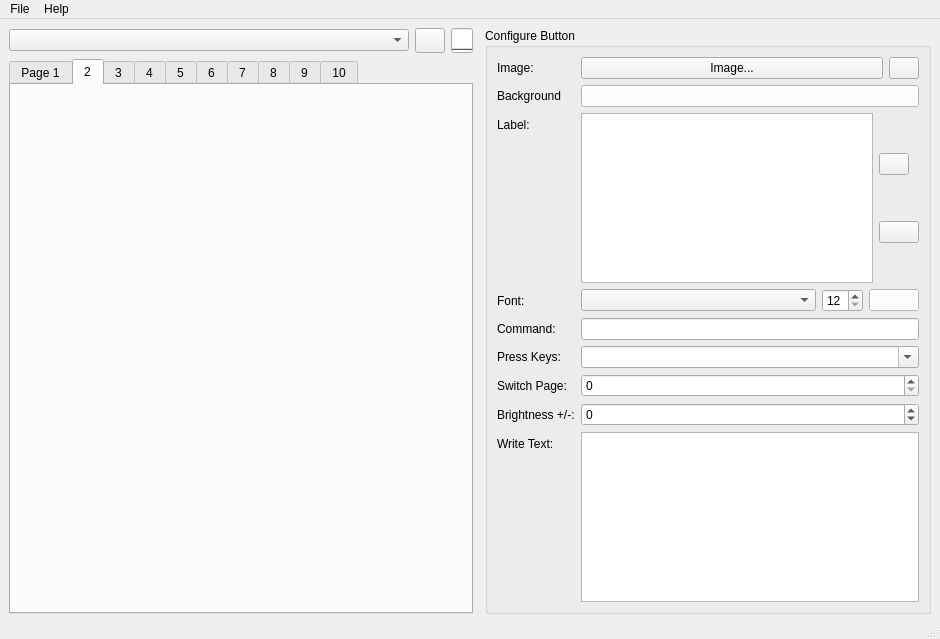
timothycrosley/streamdeck-ui, file streamdeck_ui/main.ui: the form before one commit.
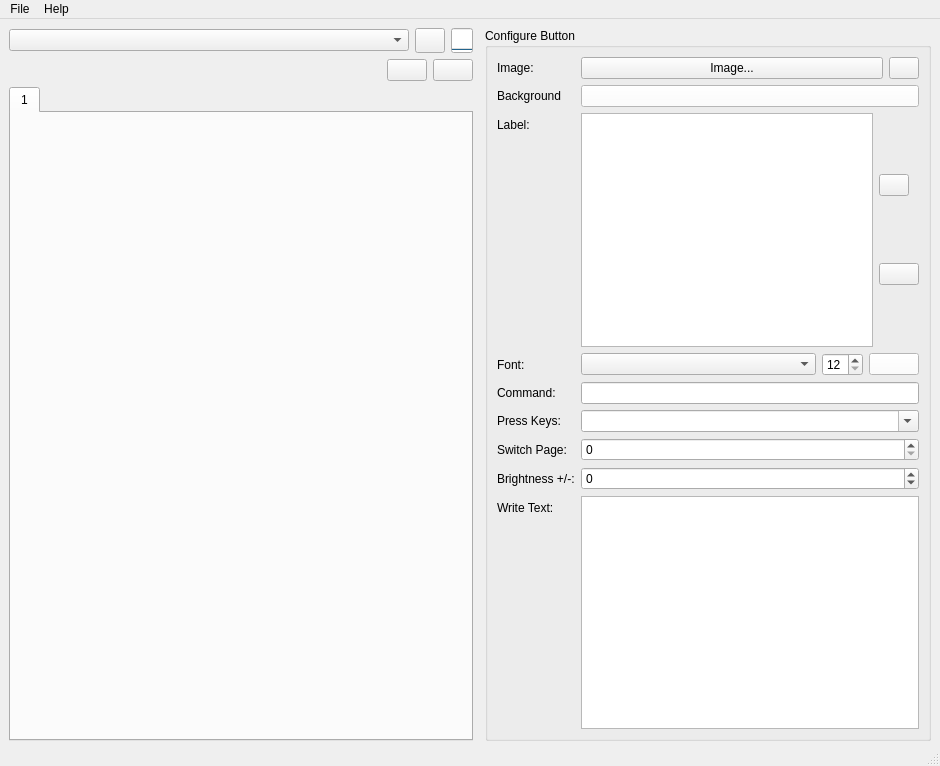
The form after the commit. The open tabs and pages were chosen to show the change. Icons and pictures are not drawn.

Commit message:
feat: Add/Remove pages
remove the hardcoded list of 10 pages
Allow to add new pages to the selected device
Allow to remove the current selected page

```diff
--- a/streamdeck_ui/main.ui
+++ b/streamdeck_ui/main.ui
@@ -7,7 +7,7 @@
     <x>0</x>
     <y>0</y>
     <width>940</width>
-    <height>639</height>
+    <height>766</height>
    </rect>
   </property>
   <property name="windowTitle">
@@ -45,7 +45,7 @@
        <number>0</number>
       </property>
       <item>
-       <layout class="QVBoxLayout" name="left_verticalLayout" stretch="0,1">
+       <layout class="QVBoxLayout" name="left_verticalLayout" stretch="0,0,1">
         <property name="spacing">
          <number>6</number>
         </property>
@@ -138,6 +138,72 @@
           </item>
          </layout>
         </item>
+        <item>
+         <layout class="QHBoxLayout" name="pageActions">
+          <property name="leftMargin">
+           <number>0</number>
+          </property>
+          <property name="topMargin">
+           <number>0</number>
+          </property>
+          <property name="rightMargin">
+           <number>0</number>
+          </property>
+          <item>
+           <spacer name="horizontalSpacer">
+            <property name="orientation">
+             <enum>Qt::Horizontal</enum>
+            </property>
+            <property name="sizeHint" stdset="0">
+             <size>
+              <width>40</width>
+              <height>20</height>
+             </size>
+            </property>
+           </spacer>
+          </item>
+          <item>
+           <widget class="QPushButton" name="add_page">
+            <property name="sizePolicy">
+             <sizepolicy hsizetype="Minimum" vsizetype="Expanding">
+              <horstretch>0</horstretch>
+              <verstretch>0</verstretch>
+             </sizepolicy>
+            </property>
+            <property name="maximumSize">
+             <size>
+              <width>16777215</width>
+              <height>16777215</height>
+             </size>
+            </property>
+            <property name="toolTip">
+             <string>Add new page</string>
+            </property>
+            <property name="text">
+             <string/>
+            </property>
+            <property name="icon">
+             <iconset resource="resources.qrc">
+              <normaloff>:/icons/icons/add_page.png</normaloff>:/icons/icons/add_page.png</iconset>
+            </property>
+           </widget>
+          </item>
+          <item>
+           <widget class="QPushButton" name="remove_page">
+            <property name="toolTip">
+             <string>Delete current page</string>
+            </property>
+            <property name="text">
+             <string/>
+            </property>
+            <property name="icon">
+             <iconset resource="resources.qrc">
+              <normaloff>:/icons/icons/remove_page.png</normaloff>:/icons/icons/remove_page.png</iconset>
+            </property>
+           </widget>
+          </item>
+         </layout>
+        </item>
         <item>
          <widget class="QTabWidget" name="pages">
           <property name="sizePolicy">
@@ -157,64 +223,10 @@
           </property>
           <widget class="QWidget" name="page_1">
            <attribute name="title">
-            <string>Page 1</string>
+            <string>1</string>
            </attribute>
            <layout class="QGridLayout" name="gridLayout_2"/>
           </widget>
-          <widget class="QWidget" name="page_2">
-           <attribute name="title">
-            <string>2</string>
-           </attribute>
-           <layout class="QGridLayout" name="gridLayout_3"/>
-          </widget>
-          <widget class="QWidget" name="page_3">
-           <attribute name="title">
-            <string>3</string>
-           </attribute>
-           <layout class="QGridLayout" name="gridLayout_11"/>
-          </widget>
-          <widget class="QWidget" name="page_4">
-           <attribute name="title">
-            <string>4</string>
-           </attribute>
-           <layout class="QGridLayout" name="gridLayout_10"/>
-          </widget>
-          <widget class="QWidget" name="page_5">
-           <attribute name="title">
-            <string>5</string>
-           </attribute>
-           <layout class="QGridLayout" name="gridLayout_9"/>
-          </widget>
-          <widget class="QWidget" name="page_6">
-           <attribute name="title">
-            <string>6</string>
-           </attribute>
-           <layout class="QGridLayout" name="gridLayout_8"/>
-          </widget>
-          <widget class="QWidget" name="page_7">
-           <attribute name="title">
-            <string>7</string>
-           </attribute>
-           <layout class="QGridLayout" name="gridLayout_7"/>
-          </widget>
-          <widget class="QWidget" name="page_8">
-           <attribute name="title">
-            <string>8</string>
-           </attribute>
-           <layout class="QGridLayout" name="gridLayout_6"/>
-          </widget>
-          <widget class="QWidget" name="page_9">
-           <attribute name="title">
-            <string>9</string>
-           </attribute>
-           <layout class="QGridLayout" name="gridLayout_5"/>
-          </widget>
-          <widget class="QWidget" name="tab_10">
-           <attribute name="title">
-            <string>10</string>
-           </attribute>
-           <layout class="QGridLayout" name="gridLayout_4"/>
-          </widget>
          </widget>
         </item>
        </layout>
```
Left out of the diff: 2 changed lines with no effect on the pictures. The commit also changes 13 other files.
